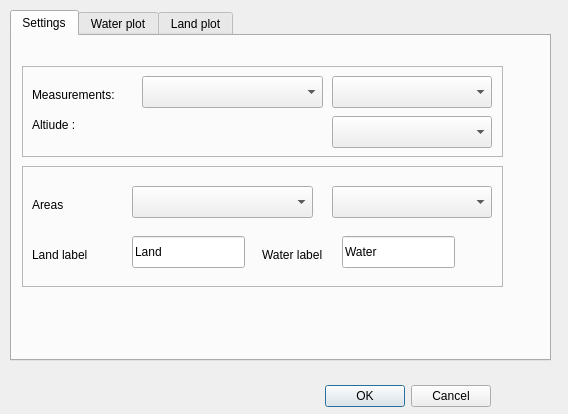
Old version of the form altitudecorrector_dialog_base.ui in the repository sickel/altitudecorrector.
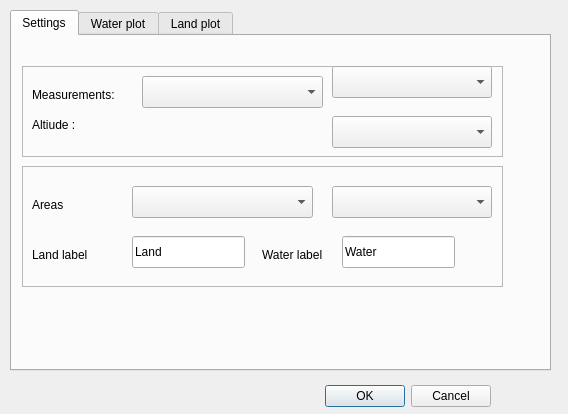
New version of the form. Custom widgets are drawn as their Qt base class.

Commit message: Collects and plots data from intersected layer

What changed in the file:
```diff
--- a/altitudecorrector_dialog_base.ui
+++ b/altitudecorrector_dialog_base.ui
@@ -38,7 +38,7 @@
      <x>10</x>
      <y>10</y>
      <width>541</width>
-     <height>351</height>
+     <height>361</height>
     </rect>
    </property>
    <property name="currentIndex">
@@ -191,7 +191,7 @@
       <property name="geometry">
        <rect>
         <x>310</x>
-        <y>10</y>
+        <y>0</y>
         <width>160</width>
         <height>32</height>
        </rect>
```
Left out of the diff: 30 changed lines with no effect on the pictures. The commit also changes 1 other file.
